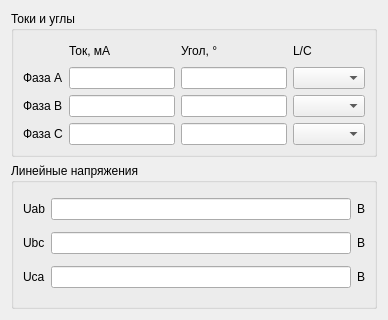
This is ui/vectordiagramwidget.ui in nikola240698/MeteringActs as Qt 5 draws it before an edit. The edited form follows.
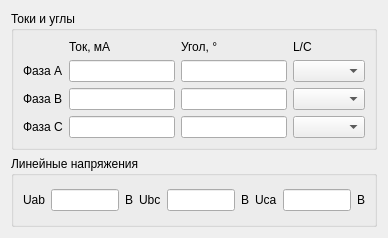
This is the edited form.

Patch:
```diff
--- a/ui/vectordiagramwidget.ui
+++ b/ui/vectordiagramwidget.ui
@@ -7,7 +7,7 @@
     <x>0</x>
     <y>0</y>
     <width>388</width>
-    <height>320</height>
+    <height>238</height>
    </rect>
   </property>
   <property name="windowTitle">
@@ -116,57 +116,57 @@
          <string>Линейные напряжения</string>
         </property>
         <layout class="QGridLayout" name="gridLayout_2">
-         <item row="0" column="0">
-          <widget class="QLabel" name="label_7">
-           <property name="text">
-            <string>Uab</string>
-           </property>
-          </widget>
+         <item row="0" column="4">
+          <widget class="QLineEdit" name="ubcLineEdit"/>
          </item>
-         <item row="0" column="1">
-          <widget class="QLineEdit" name="uabLineEdit"/>
-         </item>
-         <item row="0" column="2">
-          <widget class="QLabel" name="label_10">
-           <property name="text">
-            <string>B</string>
-           </property>
-          </widget>
-         </item>
-         <item row="1" column="0">
-          <widget class="QLabel" name="label_8">
-           <property name="text">
-            <string>Ubc</string>
-           </property>
-          </widget>
-         </item>
-         <item row="1" column="2">
-          <widget class="QLabel" name="label_11">
-           <property name="text">
-            <string>B</string>
-           </property>
-          </widget>
-         </item>
-         <item row="2" column="0">
+         <item row="0" column="6">
           <widget class="QLabel" name="label_9">
            <property name="text">
             <string>Uca</string>
            </property>
           </widget>
          </item>
-         <item row="2" column="1">
+         <item row="0" column="5">
+          <widget class="QLabel" name="label_11">
+           <property name="text">
+            <string>B</string>
+           </property>
+          </widget>
+         </item>
+         <item row="0" column="7">
           <widget class="QLineEdit" name="ucaLineEdit"/>
          </item>
-         <item row="2" column="2">
+         <item row="0" column="3">
+          <widget class="QLabel" name="label_8">
+           <property name="text">
+            <string>Ubc</string>
+           </property>
+          </widget>
+         </item>
+         <item row="0" column="2">
+          <widget class="QLabel" name="label_10">
+           <property name="text">
+            <string>B</string>
+           </property>
+          </widget>
+         </item>
+         <item row="0" column="1">
+          <widget class="QLineEdit" name="uabLineEdit"/>
+         </item>
+         <item row="0" column="0">
+          <widget class="QLabel" name="label_7">
+           <property name="text">
+            <string>Uab</string>
+           </property>
+          </widget>
+         </item>
+         <item row="0" column="8">
           <widget class="QLabel" name="label_12">
            <property name="text">
             <string>B</string>
            </property>
           </widget>
          </item>
-         <item row="1" column="1">
-          <widget class="QLineEdit" name="ubcLineEdit"/>
-         </item>
         </layout>
        </widget>
       </item>
```
Left out of the diff: 78 changed lines with no effect on the pictures.
